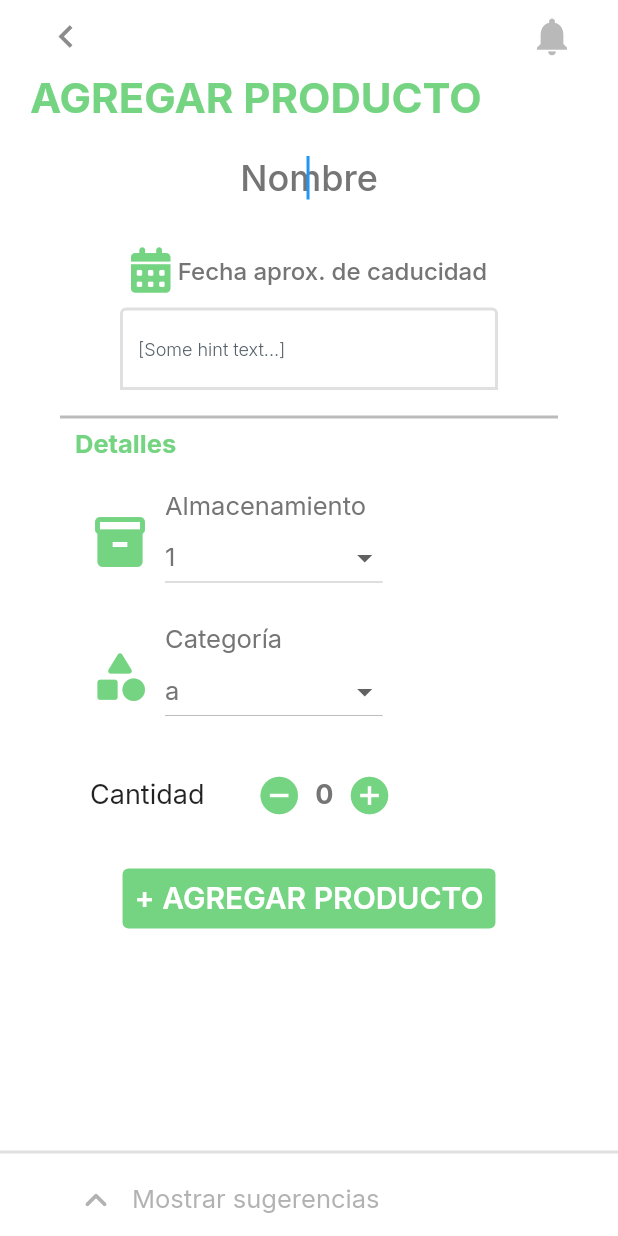
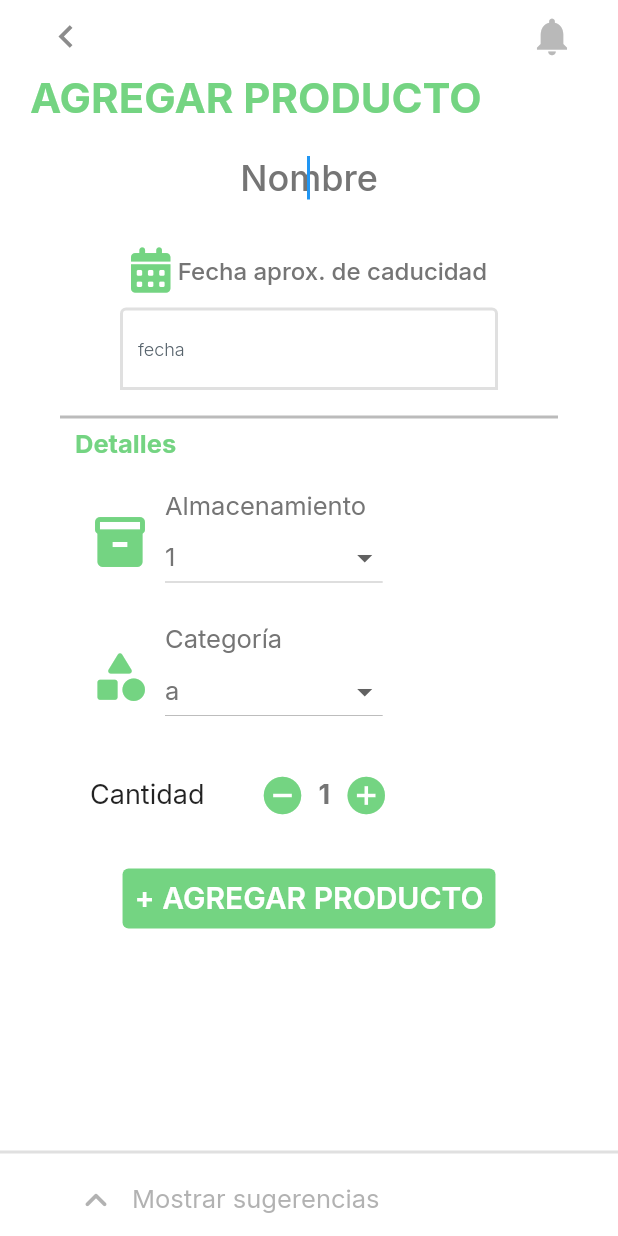
Before and after one commit to cjgallon/efood, a Flutter app: the AddProductWidget screen opened by its route, after a tap on the "add circle" icon, on a phone screen of 412 x 824 dp. Run offline on Flutter 3.47's test engine with Material 2 defaults, Android fonts, the phone set to English and light mode, and no system bars; our stand-ins replace firebase_auth, firebase_core, firebase_database, font_awesome_flutter, get, google_fonts; accounts and stored records are empty; network calls fail.

Commit message:
add product ui

```diff
--- a/lib/pages/AddProduct.dart
+++ b/lib/pages/AddProduct.dart
@@ -13,7 +13,11 @@ class AddProductWidget extends StatefulWidget {
 class _AddProductWidgetState extends State<AddProductWidget> {
   final scaffoldKey = GlobalKey<ScaffoldState>();
   final _unfocusNode = FocusNode();
-
+  TextEditingController nombre = TextEditingController();
+  TextEditingController fecha = TextEditingController();
+  String? categoria = "a";
+  String? almacenamiento = "1";
+  int cantidad = 0;
   @override
   void initState() {
     super.initState();
@@ -90,7 +94,7 @@ class _AddProductWidgetState extends State<AddProductWidget> {
                           child: Container(
                             width: MediaQuery.of(context).size.width * 0.5,
                             child: TextFormField(
-                              //controller: _model.textController1,
+                              controller: nombre,
                               autofocus: true,
                               obscureText: false,
                               decoration: const InputDecoration(
@@ -155,13 +159,14 @@ class _AddProductWidgetState extends State<AddProductWidget> {
                           ),
                         ),
                         Padding(
-                          padding: EdgeInsetsDirectional.fromSTEB(0, 20, 0, 10),
+                          padding: const EdgeInsetsDirectional.fromSTEB(
+                              0, 20, 0, 10),
                           child: Row(
                             mainAxisSize: MainAxisSize.max,
                             mainAxisAlignment: MainAxisAlignment.center,
-                            children: [
+                            children: const [
                               FaIcon(
-                                FontAwesomeIcons.solidCalendarAlt,
+                                FontAwesomeIcons.solidCalendarDays,
                                 color: Color(0xFF74d482),
                                 size: 30,
                               ),
@@ -182,16 +187,36 @@ class _AddProductWidgetState extends State<AddProductWidget> {
                           ),
                         ),
                         Padding(
-                          padding:
-                              EdgeInsetsDirectional.fromSTEB(60, 0, 60, 10),
+                          padding: const EdgeInsetsDirectional.fromSTEB(
+                              60, 0, 60, 10),
                           child: Container(
                             width: MediaQuery.of(context).size.width * 0.5,
                             child: TextFormField(
-                              //controller: _model.textController2,
+                              controller: fecha,
                               autofocus: true,
+                              onTap: () {
+                                showDatePicker(
+                                        context: context,
+                                        initialDate: DateTime.now(),
+                                        firstDate: DateTime.now(),
+                                        lastDate: (DateTime.now()
+                                            .add(const Duration(days: 730))))
+                                    .then((value) => {
+                                          if (value != null)
+                                            {
+                                              fecha.text =
+                                                  value.toIso8601String()
+                                            }
+                                          else
+                                            {
+                                              fecha.text = DateTime.now()
+                                                  .toIso8601String()
+                                            }
+                                        });
+                              },
                               obscureText: false,
-                              decoration: InputDecoration(
-                                hintText: '[Some hint text...]',
+                              decoration: const InputDecoration(
+                                hintText: 'fecha',
                                 hintStyle: TextStyle(
                                   fontFamily: 'Inter',
                                   color: Color(0xFF57636c),
@@ -202,7 +227,7 @@ class _AddProductWidgetState extends State<AddProductWidget> {
                                     color: Color(0xFFe0e0e0),
                                     width: 2,
                                   ),
-                                  borderRadius: const BorderRadius.only(
+                                  borderRadius: BorderRadius.only(
                                     topLeft: Radius.circular(4.0),
                                     topRight: Radius.circular(4.0),
                                   ),
@@ -212,7 +237,7 @@ class _AddProductWidgetState extends State<AddProductWidget> {
                                     color: Color(0x00000000),
                                     width: 2,
                                   ),
-                                  borderRadius: const BorderRadius.only(
+                                  borderRadius: BorderRadius.only(
                                     topLeft: Radius.circular(4.0),
                                     topRight: Radius.circular(4.0),
                                   ),
@@ -222,7 +247,7 @@ class _AddProductWidgetState extends State<AddProductWidget> {
                                     color: Color(0x00000000),
                                     width: 2,
                                   ),
-                                  borderRadius: const BorderRadius.only(
+                                  borderRadius: BorderRadius.only(
                                     topLeft: Radius.circular(4.0),
                                     topRight: Radius.circular(4.0),
                                   ),
@@ -232,13 +257,13 @@ class _AddProductWidgetState extends State<AddProductWidget> {
                                     color: Color(0x00000000),
                                     width: 2,
                                   ),
-                                  borderRadius: const BorderRadius.only(
+                                  borderRadius: BorderRadius.only(
                                     topLeft: Radius.circular(4.0),
                                     topRight: Radius.circular(4.0),
                                   ),
                                 ),
                               ),
-                              style: TextStyle(
+                              style: const TextStyle(
                                 fontFamily: 'Inter',
                                 color: Color(0xFF57636c),
                                 fontSize: 12,
@@ -250,13 +275,13 @@ class _AddProductWidgetState extends State<AddProductWidget> {
                             ),
                           ),
                         ),
-                        Divider(
+                        const Divider(
                           thickness: 2,
                           indent: 20,
                           endIndent: 20,
                           color: Color(0x7D757575),
                         ),
-                        Padding(
+                        const Padding(
                           padding: EdgeInsetsDirectional.fromSTEB(30, 0, 0, 20),
                           child: Text(
                             'Detalles',
@@ -269,20 +294,21 @@ class _AddProductWidgetState extends State<AddProductWidget> {
                           ),
                         ),
                         Padding(
-                          padding: EdgeInsetsDirectional.fromSTEB(40, 0, 0, 20),
+                          padding: const EdgeInsetsDirectional.fromSTEB(
+                              40, 0, 0, 20),
                           child: Row(
                             mainAxisSize: MainAxisSize.max,
                             mainAxisAlignment: MainAxisAlignment.start,
                             children: [
-                              Icon(
+                              const Icon(
                                 Icons.inventory,
                                 color: Color(0xFF74d482),
                                 size: 40,
                               ),
                               Align(
-                                alignment: AlignmentDirectional(0, 0),
+                                alignment: const AlignmentDirectional(0, 0),
                                 child: Padding(
-                                  padding: EdgeInsetsDirectional.fromSTEB(
+                                  padding: const EdgeInsetsDirectional.fromSTEB(
                                       10, 0, 0, 0),
                                   child: Column(
                                     mainAxisSize: MainAxisSize.max,
@@ -301,10 +327,7 @@ class _AddProductWidgetState extends State<AddProductWidget> {
                                         ),
                                       ),
                                       DropdownButton<String>(
-                                        value: "1",
-                                        //controller: _model
-                                        //      .dropDownValueController1 ??=
-                                        //FormFieldController<String>(null),
+                                        value: almacenamiento,
                                         items: const [
                                           DropdownMenuItem(
                                             value: "1",
@@ -319,8 +342,8 @@ class _AddProductWidgetState extends State<AddProductWidget> {
                                             child: Text('3'),
                                           )
                                         ],
-                                        onChanged: (val) =>
-                                            setState(() => val = val),
+                                        onChanged: (val) => setState(
+                                            () => almacenamiento = val),
                                         style: const TextStyle(
                                           fontFamily: 'Inter',
                                           color: Color(0xFF757575),
@@ -338,20 +361,21 @@ class _AddProductWidgetState extends State<AddProductWidget> {
                           ),
                         ),
                         Padding(
-                          padding: EdgeInsetsDirectional.fromSTEB(40, 0, 0, 20),
+                          padding: const EdgeInsetsDirectional.fromSTEB(
+                              40, 0, 0, 20),
                           child: Row(
                             mainAxisSize: MainAxisSize.max,
                             mainAxisAlignment: MainAxisAlignment.start,
                             children: [
-                              Icon(
+                              const Icon(
                                 Icons.category_rounded,
                                 color: Color(0xFF74d482),
                                 size: 40,
                               ),
                               Align(
-                                alignment: AlignmentDirectional(0, 0),
+                                alignment: const AlignmentDirectional(0, 0),
                                 child: Padding(
-                                  padding: EdgeInsetsDirectional.fromSTEB(
+                                  padding: const EdgeInsetsDirectional.fromSTEB(
                                       10, 0, 0, 0),
                                   child: Column(
                                     mainAxisSize: MainAxisSize.max,
@@ -370,10 +394,7 @@ class _AddProductWidgetState extends State<AddProductWidget> {
                                         ),
                                       ),
                                       DropdownButton<String>(
-                                        value: "a",
-                                        //controller: _model
-                                        //      .dropDownValueController1 ??=
-                                        //FormFieldController<String>(null),
+                                        value: categoria,
                                         items: const [
                                           DropdownMenuItem(
                                             value: "a",
@@ -389,7 +410,7 @@ class _AddProductWidgetState extends State<AddProductWidget> {
                                           )
                                         ],
                                         onChanged: (val) =>
-                                            setState(() => val = val),
+                                            setState(() => categoria = val),
                                         style: const TextStyle(
                                           fontFamily: 'Inter',
                                           color: Color(0xFF757575),
@@ -407,7 +428,8 @@ class _AddProductWidgetState extends State<AddProductWidget> {
                           ),
                         ),
                         Padding(
-                          padding: EdgeInsetsDirectional.fromSTEB(40, 0, 0, 0),
+                          padding:
+                              const EdgeInsetsDirectional.fromSTEB(40, 0, 0, 0),
                           child: Row(
                             mainAxisSize: MainAxisSize.max,
                             children: [
@@ -441,12 +463,16 @@ class _AddProductWidgetState extends State<AddProductWidget> {
                                           size: 30,
                                         ),
                                         onPressed: () {
-                                          print('IconButton pressed ...');
+                                          setState(() {
+                                            if (cantidad > 1) {
+                                              cantidad--;
+                                            }
+                                          });
                                         },
                                       ),
-                                      const Text(
-                                        '0',
-                                        style: TextStyle(
+                                      Text(
+                                        cantidad.toString(),
+                                        style: const TextStyle(
                                           fontFamily: 'Inter',
                                           color: Color(0xFF757575),
                                           fontSize: 18,
@@ -460,7 +486,9 @@ class _AddProductWidgetState extends State<AddProductWidget> {
                                           size: 30,
                                         ),
                                         onPressed: () {
-                                          print('IconButton pressed ...');
+                                          setState(() {
+                                            cantidad++;
+                                          });
                                         },
                                       ),
                                     ],
@@ -469,10 +497,10 @@ class _AddProductWidgetState extends State<AddProductWidget> {
                           ),
                         ),
                         Align(
-                          alignment: AlignmentDirectional(0, 0),
+                          alignment: const AlignmentDirectional(0, 0),
                           child: Padding(
-                            padding:
-                                EdgeInsetsDirectional.fromSTEB(0, 20, 0, 0),
+                            padding: const EdgeInsetsDirectional.fromSTEB(
+                                0, 20, 0, 0),
                             child: TextButton(
                               style: const ButtonStyle(
                                   backgroundColor: MaterialStatePropertyAll(
@@ -496,17 +524,17 @@ class _AddProductWidgetState extends State<AddProductWidget> {
                   ),
                 ),
               ),
-              Divider(
+              const Divider(
                 thickness: 2,
                 color: Color(0xFFe0e0e0),
               ),
               Padding(
-                padding: EdgeInsetsDirectional.fromSTEB(40, 0, 0, 0),
+                padding: const EdgeInsetsDirectional.fromSTEB(40, 0, 0, 0),
                 child: Row(
                   mainAxisSize: MainAxisSize.max,
                   children: [
                     IconButton(
-                      icon: Icon(
+                      icon: const Icon(
                         Icons.keyboard_arrow_up_rounded,
                         color: Color(0x8E757575),
                         size: 30,
@@ -515,7 +543,7 @@ class _AddProductWidgetState extends State<AddProductWidget> {
                         print('IconButton pressed ...');
                       },
                     ),
-                    Text(
+                    const Text(
                       'Mostrar sugerencias',
                       style: TextStyle(
                         fontFamily: 'Inter',
--- a/pubspec.yaml
+++ b/pubspec.yaml
@@ -42,6 +42,7 @@ dependencies:
   firebase_auth: ^4.5.0
   firebase_database: ^10.1.2
   get: ^4.6.5
+  intl: ^0.17.0
 
 dev_dependencies:
   flutter_test:
```
